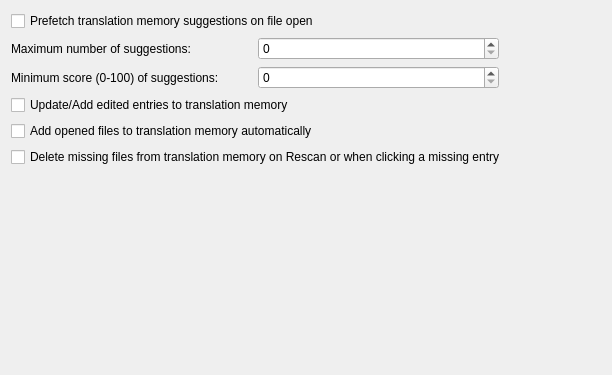
This is src/prefs/prefs_tm.ui in KDE/lokalize as Qt 5 draws it before an edit. The edited form follows.
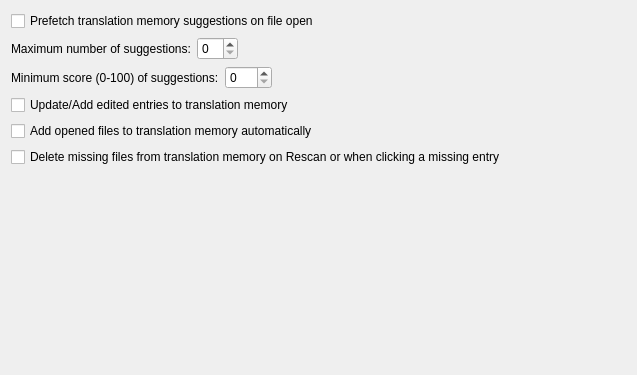
This is the edited form.

Commit message: Open & Save various ui files with a new designer

What changed in the file:
```diff
--- a/src/prefs/prefs_tm.ui
+++ b/src/prefs/prefs_tm.ui
@@ -1,11 +1,11 @@
 <ui version="4.0" >
  <class>prefs_tm</class>
- <widget class="QWidget" name="prefs_tm" >
-  <property name="geometry" >
+ <widget class="QWidget" name="prefs_tm">
+  <property name="geometry">
    <rect>
     <x>0</x>
     <y>0</y>
-    <width>612</width>
+    <width>637</width>
     <height>375</height>
    </rect>
   </property>
@@ -13,7 +13,16 @@
    <property name="margin" >
     <number>11</number>
    </property>
-   <property name="spacing" >
+   <property name="topMargin">
+    <number>11</number>
+   </property>
+   <property name="rightMargin">
+    <number>11</number>
+   </property>
+   <property name="bottomMargin">
+    <number>11</number>
+   </property>
+   <property name="spacing">
     <number>6</number>
    </property>
    <item row="7" column="0" colspan="2" >
@@ -66,6 +75,12 @@
        <property name="orientation">
         <enum>Qt::Horizontal</enum>
        </property>
+       <property name="sizeHint" stdset="0">
+        <size>
+         <width>0</width>
+         <height>0</height>
+        </size>
+       </property>
       </spacer>
      </item>
     </layout>
@@ -100,6 +115,12 @@
        <property name="orientation">
         <enum>Qt::Horizontal</enum>
        </property>
+       <property name="sizeHint" stdset="0">
+        <size>
+         <width>0</width>
+         <height>0</height>
+        </size>
+       </property>
       </spacer>
      </item>
     </layout>
```
Left out of the diff: 73 changed lines with no effect on the pictures. The commit also changes 3 other files.
